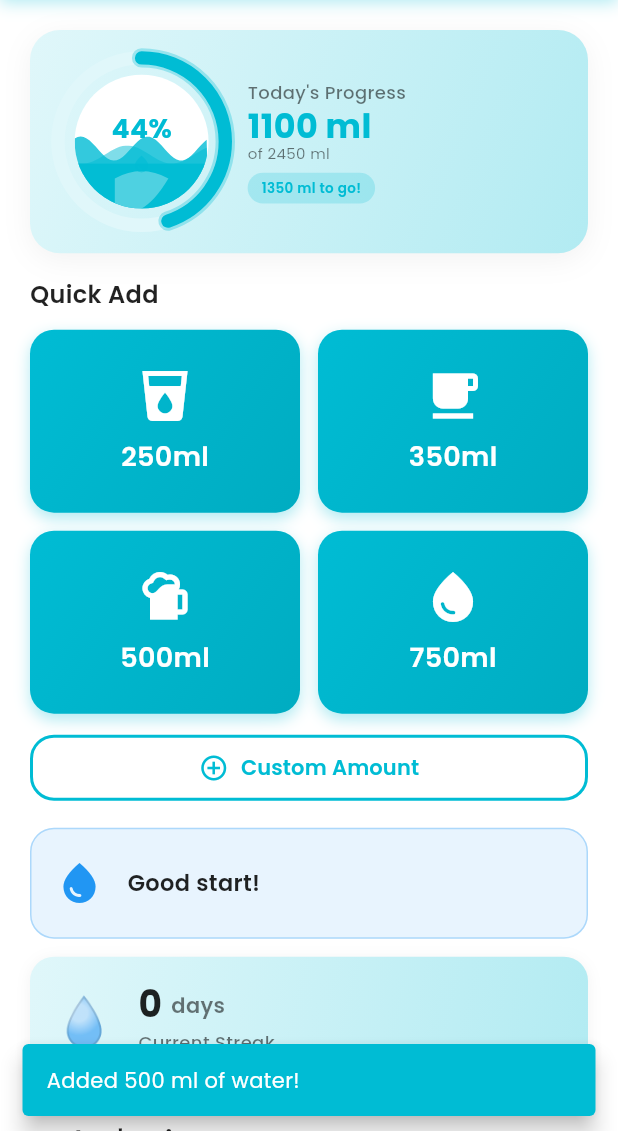
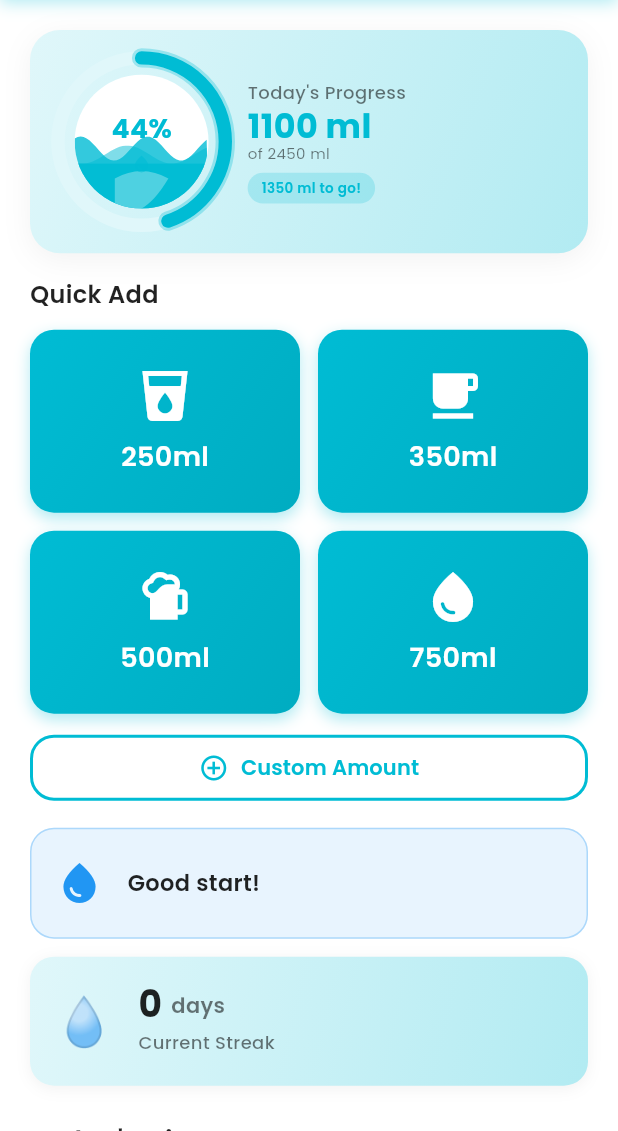
Before and after one commit to Dilaraackgzz/water_reminder, a Flutter app: the screen it shows once a user with an empty profile is signed in, after a tap on "250ml", after a tap on "350ml", after a tap on "500ml", on a phone screen of 412 x 824 dp, the part 105-1236 px from its top. Run offline on Flutter 3.47's test engine with Material 3 defaults, Android fonts, the phone set to English and light mode, and no system bars; our stand-ins replace cloud_firestore, connectivity_plus, file_picker, firebase_analytics, firebase_auth, firebase_core and 16 more; accounts and stored records are empty.

```diff
--- a/lib/features/home/presentation/screens/home_screen.dart
+++ b/lib/features/home/presentation/screens/home_screen.dart
@@ -30,23 +30,6 @@ class _HomeScreenState extends ConsumerState<HomeScreen> {
     try {
       final controller = ref.read(waterControllerProvider);
       await controller.addWater(amount);
-
-      if (mounted) {
-        final unitNotifier = ref.read(waterUnitProvider.notifier);
-        final formattedAmount = unitNotifier.formatAmount(amount);
-
-        ScaffoldMessenger.of(context).showSnackBar(
-          SnackBar(
-            content: Text(
-              'Added $formattedAmount of water!',
-              style: GoogleFonts.poppins(),
-            ),
-            backgroundColor: const Color(0xFF00BCD4),
-            behavior: SnackBarBehavior.floating,
-            duration: const Duration(seconds: 2),
-          ),
-        );
-      }
     } catch (e) {
       if (mounted) {
         ScaffoldMessenger.of(context).showSnackBar(
```
Also changed, not shown: 1 other file.
